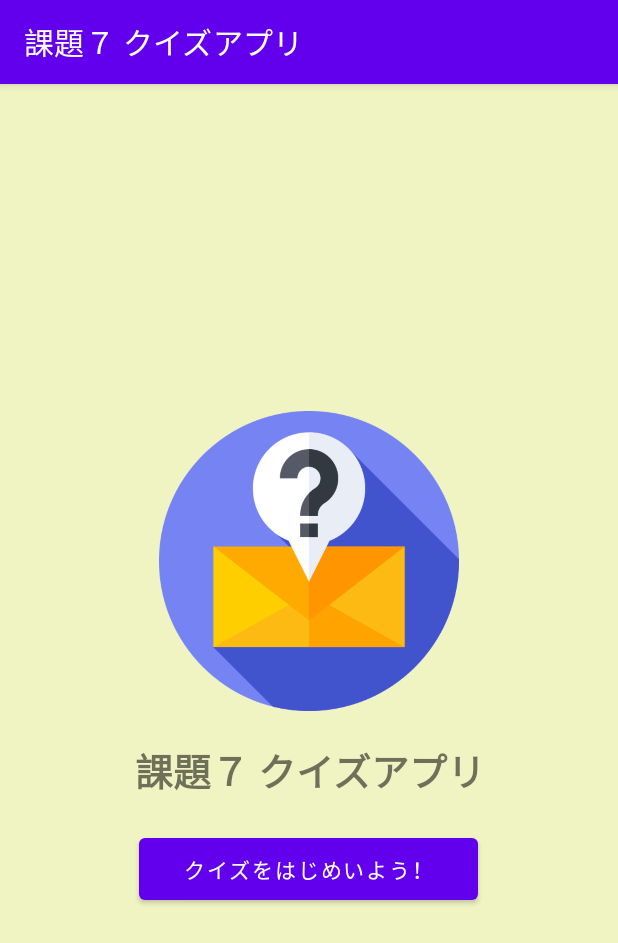
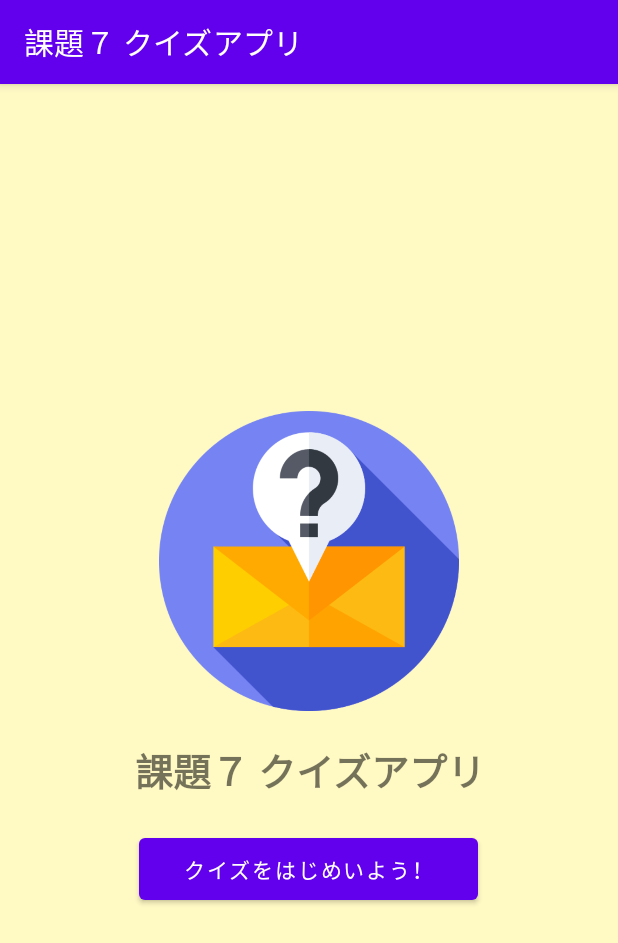
Before and after one commit to CornerSyrup/Simple-Quiz, an Android app: the screen it shows after launch (IntroActivity), on a phone screen of 412 x 824 dp. Shown: the top 943 px of the screen. Run offline under Robolectric (Android 15) with nearby library versions, the phone set to English and light mode, and no system bars.

Commit message:
ui: Refine intro activity
Replace base layout, change background color

```diff
--- a/app/src/main/res/layout/activity_intro.xml
+++ b/app/src/main/res/layout/activity_intro.xml
@@ -1,19 +1,12 @@
 <?xml version="1.0" encoding="utf-8"?>
-<androidx.constraintlayout.widget.ConstraintLayout xmlns:android="http://schemas.android.com/apk/res/android"
-    xmlns:app="http://schemas.android.com/apk/res-auto"
+<androidx.appcompat.widget.LinearLayoutCompat xmlns:android="http://schemas.android.com/apk/res/android"
     xmlns:tools="http://schemas.android.com/tools"
     android:layout_width="match_parent"
     android:layout_height="match_parent"
-    android:background="#F0F4C3"
-    tools:context=".IntroActivity">
-
-    <LinearLayout
-        android:layout_width="match_parent"
-        android:layout_height="wrap_content"
+    android:background="#FFF9C4"
     android:gravity="center"
     android:orientation="vertical"
-        app:layout_constraintBottom_toBottomOf="parent"
-        app:layout_constraintTop_toTopOf="parent">
+    tools:context=".IntroActivity">
 
     <ImageView
         android:layout_width="200dp"
@@ -36,6 +29,5 @@
         android:paddingHorizontal="30dp"
         android:paddingVertical="10dp"
         android:text="@string/quiz_btn_text" />
-    </LinearLayout>
 
-</androidx.constraintlayout.widget.ConstraintLayout>
+</androidx.appcompat.widget.LinearLayoutCompat>
```
Lines whose indentation alone changed are shown as unchanged.
